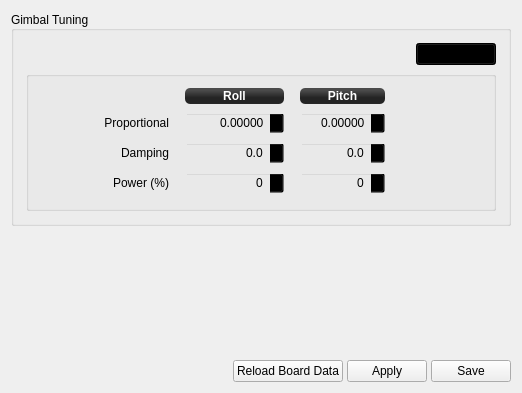
The window that ground/gcs/src/plugins/boards_taulabs/sparkybgcconfiguration.ui (TauLabs/TauLabs) describes before a commit, drawn with Qt 5.
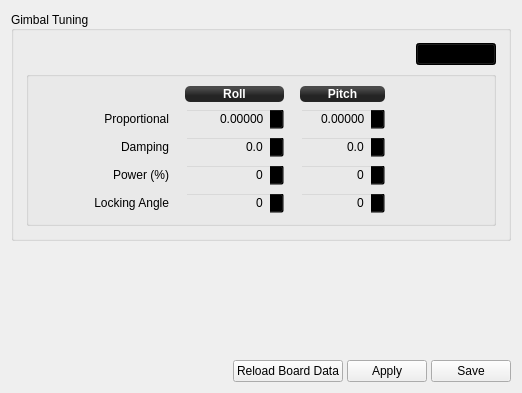
The same window after the commit. Icons and pictures are not drawn.

Commit message:
GCS/SparkyBGC: add settings for MaxAngle
This is the angle where the gimbal locks.

What changed in the file:
```diff
--- a/ground/gcs/src/plugins/boards_taulabs/sparkybgcconfiguration.ui
+++ b/ground/gcs/src/plugins/boards_taulabs/sparkybgcconfiguration.ui
@@ -2603,6 +2603,128 @@
            </property>
           </spacer>
          </item>
+         <item row="4" column="0">
+          <widget class="QLabel" name="label_25">
+           <property name="sizePolicy">
+            <sizepolicy hsizetype="Preferred" vsizetype="Preferred">
+             <horstretch>0</horstretch>
+             <verstretch>0</verstretch>
+            </sizepolicy>
+           </property>
+           <property name="minimumSize">
+            <size>
+             <width>58</width>
+             <height>0</height>
+            </size>
+           </property>
+           <property name="maximumSize">
+            <size>
+             <width>16777215</width>
+             <height>16777215</height>
+            </size>
+           </property>
+           <property name="styleSheet">
+            <string notr="true"/>
+           </property>
+           <property name="text">
+            <string>Locking Angle</string>
+           </property>
+           <property name="alignment">
+            <set>Qt::AlignRight|Qt::AlignTrailing|Qt::AlignVCenter</set>
+           </property>
+          </widget>
+         </item>
+         <item row="4" column="2">
+          <widget class="QDoubleSpinBox" name="lockAngleRoll">
+           <property name="sizePolicy">
+            <sizepolicy hsizetype="Preferred" vsizetype="Fixed">
+             <horstretch>0</horstretch>
+             <verstretch>0</verstretch>
+            </sizepolicy>
+           </property>
+           <property name="minimumSize">
+            <size>
+             <width>0</width>
+             <height>22</height>
+            </size>
+           </property>
+           <property name="maximumSize">
+            <size>
+             <width>16777215</width>
+             <height>22</height>
+            </size>
+           </property>
+           <property name="focusPolicy">
+            <enum>Qt::StrongFocus</enum>
+           </property>
+           <property name="toolTip">
+            <string/>
+           </property>
+           <property name="styleSheet">
+            <string notr="true"/>
+           </property>
+           <property name="alignment">
+            <set>Qt::AlignRight|Qt::AlignTrailing|Qt::AlignVCenter</set>
+           </property>
+           <property name="decimals">
+            <number>0</number>
+           </property>
+           <property name="singleStep">
+            <double>1.000000000000000</double>
+           </property>
+           <property name="objrelation" stdset="0">
+            <stringlist>
+             <string>objname:BrushlessGimbalSettings</string>
+             <string>fieldname:MaxAngle</string>
+             <string>element:Roll</string>
+            </stringlist>
+           </property>
+          </widget>
+         </item>
+         <item row="4" column="4">
+          <widget class="QDoubleSpinBox" name="lockAnglePitch">
+           <property name="sizePolicy">
+            <sizepolicy hsizetype="Preferred" vsizetype="Fixed">
+             <horstretch>0</horstretch>
+             <verstretch>0</verstretch>
+            </sizepolicy>
+           </property>
+           <property name="minimumSize">
+            <size>
+             <width>0</width>
+             <height>22</height>
+            </size>
+           </property>
+           <property name="maximumSize">
+            <size>
+             <width>16777215</width>
+             <height>22</height>
+            </size>
+           </property>
+           <property name="focusPolicy">
+            <enum>Qt::StrongFocus</enum>
+           </property>
+           <property name="styleSheet">
+            <string notr="true"/>
+           </property>
+           <property name="alignment">
+            <set>Qt::AlignRight|Qt::AlignTrailing|Qt::AlignVCenter</set>
+           </property>
+           <property name="decimals">
+            <number>0</number>
+           </property>
+           <property name="singleStep">
+            <double>1.000000000000000</double>
+           </property>
+           <property name="objrelation" stdset="0">
+            <stringlist>
+             <string>objname:BrushlessGimbalSettings</string>
+             <string>fieldname:MaxAngle</string>
+             <string>element:Pitch</string>
+            </stringlist>
+           </property>
+          </widget>
+         </item>
         </layout>
        </widget>
       </item>
```
Left out of the diff: 102 changed lines with no effect on the pictures.
